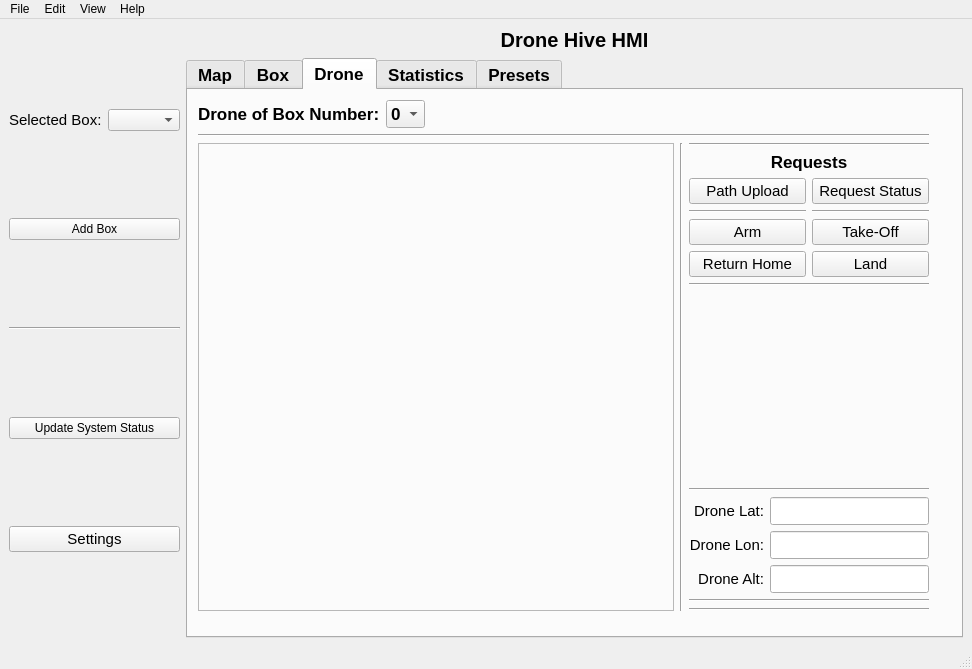
First picture: the form in ros2_ws/src/hmi/ui/mainwindow.ui, repository Samwise101/EiRT-AscenD-Robotics, before the edit.
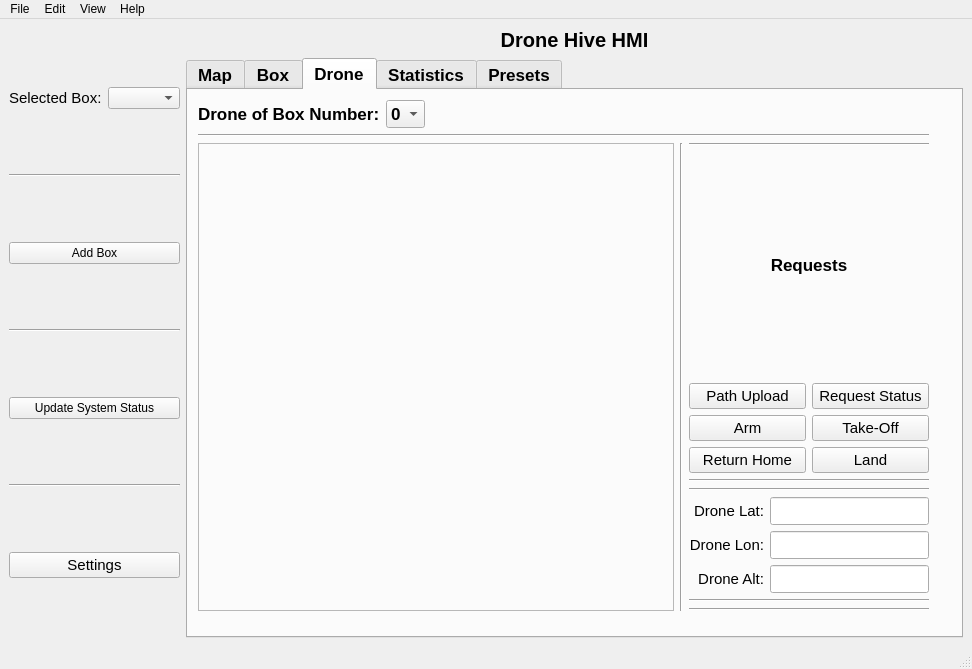
Second picture: the form after the edit. The open tabs and pages were chosen to show the change. Icons and pictures are not drawn.

The edit to the form file:
```diff
--- a/ros2_ws/src/hmi/ui/mainwindow.ui
+++ b/ros2_ws/src/hmi/ui/mainwindow.ui
@@ -55,6 +55,13 @@
           </item>
          </layout>
         </item>
+        <item>
+         <widget class="Line" name="line_4">
+          <property name="orientation">
+           <enum>Qt::Horizontal</enum>
+          </property>
+         </widget>
+        </item>
         <item>
          <widget class="QPushButton" name="addBox">
           <property name="text">
@@ -78,6 +85,17 @@
           <property name="text">
            <string>Update System Status</string>
           </property>
+          <property name="icon">
+           <iconset resource="../resources/resources.qrc">
+            <normaloff>:/images/icons/update_system.png</normaloff>:/images/icons/update_system.png</iconset>
+          </property>
+         </widget>
+        </item>
+        <item>
+         <widget class="Line" name="line">
+          <property name="orientation">
+           <enum>Qt::Horizontal</enum>
+          </property>
          </widget>
         </item>
         <item>
@@ -608,7 +626,7 @@
                 </widget>
                </item>
                <item>
-                <layout class="QVBoxLayout" name="verticalLayout_5" stretch="0,0,10,0,0,0,0,0,0">
+                <layout class="QVBoxLayout" name="verticalLayout_5" stretch="0,0,10,0,0,0,0,0">
                  <item>
                   <widget class="Line" name="line_10">
                    <property name="orientation">
@@ -664,14 +682,7 @@
                      </property>
                     </widget>
                    </item>
-                   <item row="1" column="1">
-                    <widget class="Line" name="line_11">
-                     <property name="orientation">
-                      <enum>Qt::Horizontal</enum>
-                     </property>
-                    </widget>
-                   </item>
-                   <item row="4" column="1">
+                   <item row="3" column="1">
                     <widget class="QPushButton" name="pushButton_3">
                      <property name="font">
                       <font>
@@ -689,7 +700,7 @@
                      </property>
                     </widget>
                    </item>
-                   <item row="5" column="0">
+                   <item row="4" column="0">
                     <widget class="QPushButton" name="pushButton_4">
                      <property name="font">
                       <font>
@@ -707,7 +718,7 @@
                      </property>
                     </widget>
                    </item>
-                   <item row="4" column="0">
+                   <item row="3" column="0">
                     <widget class="QPushButton" name="pushButton">
                      <property name="font">
                       <font>
@@ -725,14 +736,7 @@
                      </property>
                     </widget>
                    </item>
-                   <item row="1" column="0">
-                    <widget class="Line" name="line_12">
-                     <property name="orientation">
-                      <enum>Qt::Horizontal</enum>
-                     </property>
-                    </widget>
-                   </item>
-                   <item row="5" column="1">
+                   <item row="4" column="1">
                     <widget class="QPushButton" name="pushButton_2">
                      <property name="font">
                       <font>
@@ -759,19 +763,6 @@
                    </property>
                   </widget>
                  </item>
-                 <item>
-                  <spacer name="verticalSpacer">
-                   <property name="orientation">
-                    <enum>Qt::Vertical</enum>
-                   </property>
-                   <property name="sizeHint" stdset="0">
-                    <size>
-                     <width>20</width>
-                     <height>40</height>
-                    </size>
-                   </property>
-                  </spacer>
-                 </item>
                  <item>
                   <widget class="Line" name="line_17">
                    <property name="orientation">
```
Left out of the diff: 46 changed lines with no effect on the pictures.
